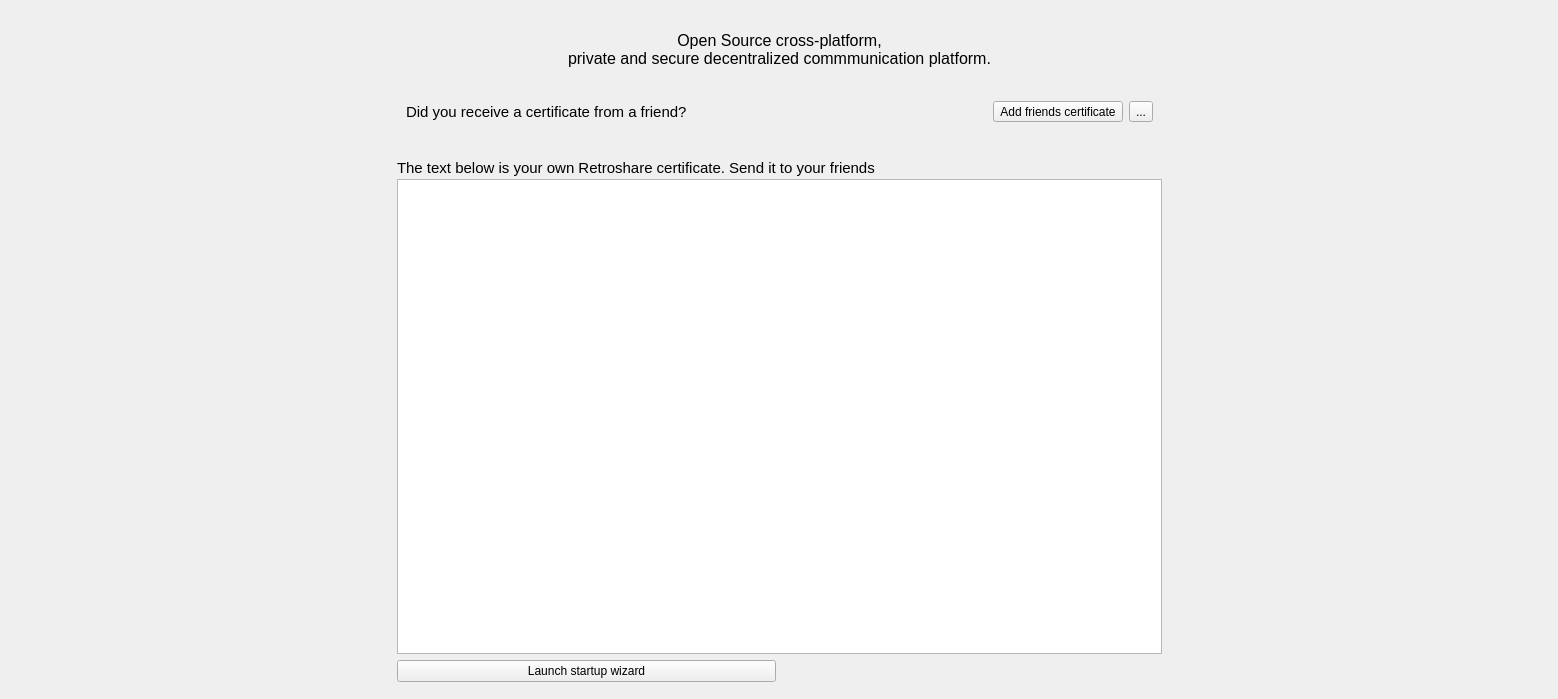
Old version of the form retroshare-gui/src/gui/HomePage.ui in the repository RetroShare/RetroShare.
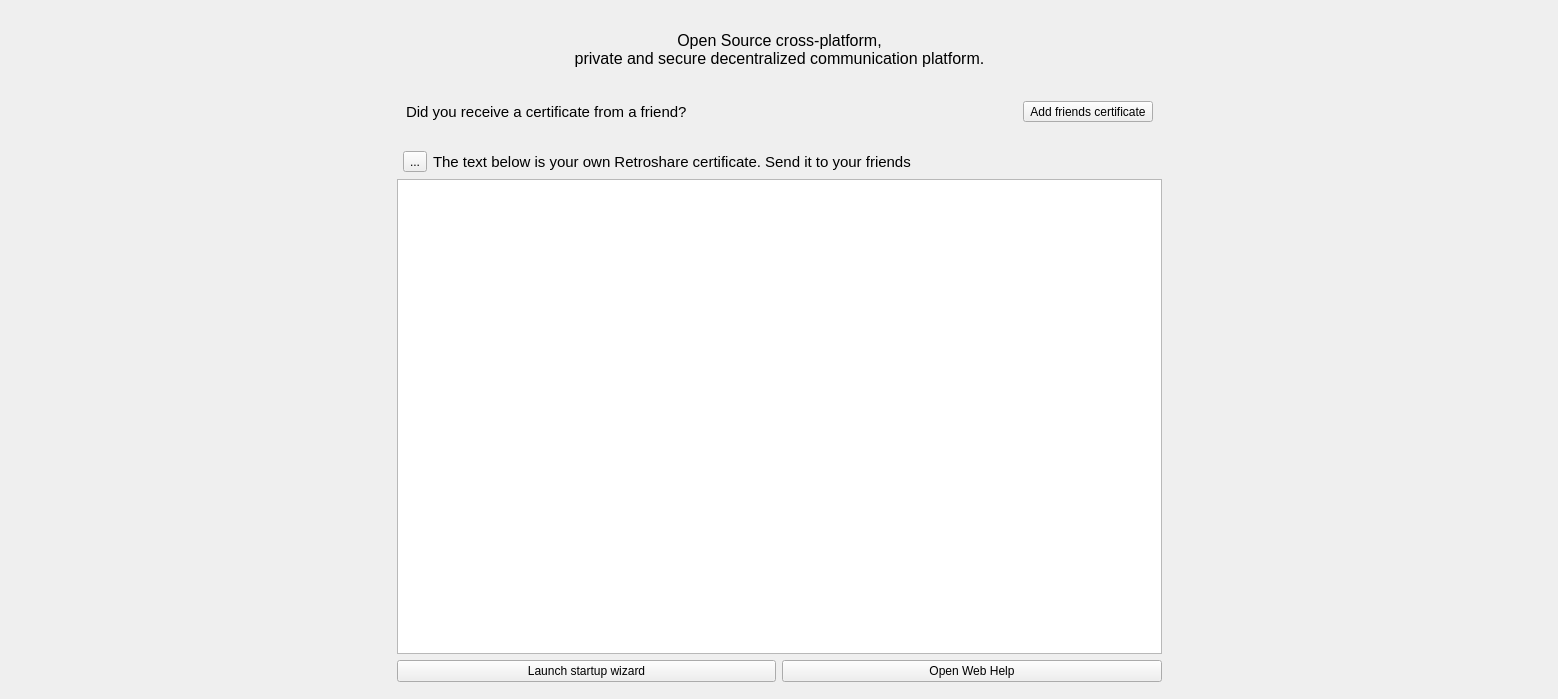
New version of the form. Icons and pictures are not drawn.

Commit message: home page - add button to open web help instructions, relocate helpdialog button

Patch:
```diff
--- a/retroshare-gui/src/gui/HomePage.ui
+++ b/retroshare-gui/src/gui/HomePage.ui
@@ -58,27 +58,22 @@
         </property>
        </widget>
       </item>
-      <item>
-       <widget class="QToolButton" name="helpButton">
-        <property name="text">
-         <string>...</string>
-        </property>
-        <property name="icon">
-         <iconset resource="icons.qrc">
-          <normaloff>:/icons/help_64.png</normaloff>:/icons/help_64.png</iconset>
-        </property>
-        <property name="checkable">
-         <bool>true</bool>
-        </property>
-       </widget>
-      </item>
      </layout>
     </widget>
    </item>
    <item row="5" column="1">
     <widget class="QFrame" name="addFrame">
      <layout class="QGridLayout" name="gridLayout_3">
-      <property name="margin">
+      <property name="leftMargin">
+       <number>0</number>
+      </property>
+      <property name="topMargin">
+       <number>0</number>
+      </property>
+      <property name="rightMargin">
+       <number>0</number>
+      </property>
+      <property name="bottomMargin">
        <number>0</number>
       </property>
      </layout>
@@ -95,7 +90,7 @@
      <property name="verticalSpacing">
       <number>2</number>
      </property>
-     <item row="2" column="0" colspan="2">
+     <item row="2" column="0" colspan="4">
       <widget class="QPlainTextEdit" name="userCertEdit">
        <property name="font">
         <font>
@@ -122,28 +117,7 @@
        </property>
       </widget>
      </item>
-     <item row="1" column="0">
-      <widget class="QLabel" name="userCertLabel">
-       <property name="sizePolicy">
-        <sizepolicy hsizetype="Expanding" vsizetype="Preferred">
-         <horstretch>0</horstretch>
-         <verstretch>0</verstretch>
-        </sizepolicy>
-       </property>
-       <property name="font">
-        <font>
-         <pointsize>11</pointsize>
-        </font>
-       </property>
-       <property name="text">
-        <string>The text below is your own Retroshare certificate. Send it to your friends</string>
-       </property>
-       <property name="alignment">
-        <set>Qt::AlignBottom|Qt::AlignLeading|Qt::AlignLeft</set>
-       </property>
-      </widget>
-     </item>
-     <item row="1" column="1">
+     <item row="1" column="3">
       <widget class="QToolButton" name="shareButton">
        <property name="sizePolicy">
         <sizepolicy hsizetype="Preferred" vsizetype="Preferred">
@@ -175,6 +149,41 @@
        </property>
       </widget>
      </item>
+     <item row="1" column="1">
+      <widget class="QToolButton" name="helpButton">
+       <property name="text">
+        <string>...</string>
+       </property>
+       <property name="icon">
+        <iconset resource="icons.qrc">
+         <normaloff>:/icons/help_64.png</normaloff>:/icons/help_64.png</iconset>
+       </property>
+       <property name="checkable">
+        <bool>true</bool>
+       </property>
+      </widget>
+     </item>
+     <item row="1" column="2">
+      <widget class="QLabel" name="userCertLabel">
+       <property name="sizePolicy">
+        <sizepolicy hsizetype="Expanding" vsizetype="Preferred">
+         <horstretch>0</horstretch>
+         <verstretch>0</verstretch>
+        </sizepolicy>
+       </property>
+       <property name="font">
+        <font>
+         <pointsize>11</pointsize>
+        </font>
+       </property>
+       <property name="text">
+        <string>The text below is your own Retroshare certificate. Send it to your friends</string>
+       </property>
+       <property name="alignment">
+        <set>Qt::AlignLeading|Qt::AlignLeft|Qt::AlignVCenter</set>
+       </property>
+      </widget>
+     </item>
     </layout>
    </item>
    <item row="1" column="1" colspan="2">
@@ -186,7 +195,7 @@
      </property>
      <property name="text">
       <string>Open Source cross-platform, 
-private and secure decentralized commmunication platform.	
+private and secure decentralized communication platform.
 </string>
      </property>
      <property name="alignment">
@@ -224,12 +233,24 @@
      </property>
     </widget>
    </item>
+   <item row="4" column="2">
+    <widget class="QPushButton" name="openwebhelp">
+     <property name="text">
+      <string>Open Web Help</string>
+     </property>
+     <property name="icon">
+      <iconset resource="icons.qrc">
+       <normaloff>:/icons/settings/webinterface.svg</normaloff>:/icons/settings/webinterface.svg</iconset>
+     </property>
+    </widget>
+   </item>
   </layout>
   <zorder>label</zorder>
   <zorder>addFrame</zorder>
   <zorder>label_2</zorder>
   <zorder>addframe</zorder>
   <zorder>runStartWizard_PB</zorder>
+  <zorder>openwebhelp</zorder>
  </widget>
  <resources>
   <include location="icons.qrc"/>
```
The commit also changes 2 other files.
